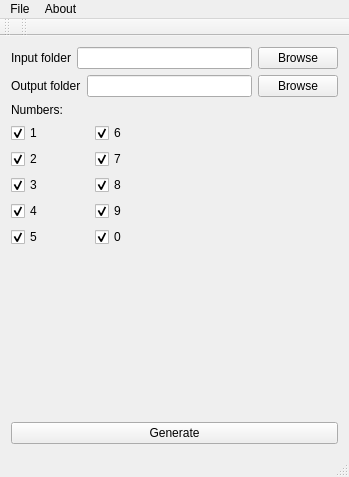
The window that src/main/mainwindow.ui (axsapronov/QCSMnist) describes before a commit, drawn with Qt 5.
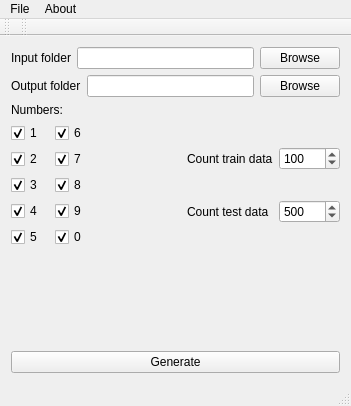
The same window after the commit.

Commit message: [GUI] update gui (add spin box for count test data and train data)

Diff of the .ui file:
```diff
--- a/src/main/mainwindow.ui
+++ b/src/main/mainwindow.ui
@@ -6,16 +6,16 @@
    <rect>
     <x>0</x>
     <y>0</y>
-    <width>349</width>
-    <height>477</height>
+    <width>351</width>
+    <height>406</height>
    </rect>
   </property>
   <property name="windowTitle">
    <string>MainWindow</string>
   </property>
   <widget class="QWidget" name="centralWidget">
-   <layout class="QGridLayout" name="gridLayout_2">
-    <item row="0" column="0" colspan="2">
+   <layout class="QGridLayout" name="gridLayout_3">
+    <item row="0" column="0" colspan="3">
      <layout class="QHBoxLayout" name="horizontalLayout">
       <item>
        <widget class="QLabel" name="label">
@@ -36,7 +36,7 @@
       </item>
      </layout>
     </item>
-    <item row="1" column="0" colspan="2">
+    <item row="1" column="0" colspan="3">
      <layout class="QHBoxLayout" name="horizontalLayout_2">
       <item>
        <widget class="QLabel" name="label_2">
@@ -168,6 +168,44 @@
       </item>
      </layout>
     </item>
+    <item row="3" column="2">
+     <layout class="QGridLayout" name="gridLayout_2">
+      <item row="0" column="0">
+       <widget class="QLabel" name="label_4">
+        <property name="text">
+         <string>Count train data</string>
+        </property>
+       </widget>
+      </item>
+      <item row="0" column="1">
+       <widget class="QSpinBox" name="spinBTrainData">
+        <property name="maximum">
+         <number>10000</number>
+        </property>
+        <property name="value">
+         <number>100</number>
+        </property>
+       </widget>
+      </item>
+      <item row="1" column="0">
+       <widget class="QLabel" name="label_5">
+        <property name="text">
+         <string>Count test data</string>
+        </property>
+       </widget>
+      </item>
+      <item row="1" column="1">
+       <widget class="QSpinBox" name="spinBTestData">
+        <property name="maximum">
+         <number>60000</number>
+        </property>
+        <property name="value">
+         <number>500</number>
+        </property>
+       </widget>
+      </item>
+     </layout>
+    </item>
     <item row="4" column="1">
      <spacer name="verticalSpacer">
       <property name="orientation">
@@ -181,7 +219,7 @@
       </property>
      </spacer>
     </item>
-    <item row="5" column="0" colspan="2">
+    <item row="5" column="0" colspan="3">
      <widget class="QPushButton" name="pBGenerate">
       <property name="text">
        <string>Generate</string>
@@ -195,7 +233,7 @@
     <rect>
      <x>0</x>
      <y>0</y>
-     <width>349</width>
+     <width>351</width>
      <height>22</height>
     </rect>
    </property>
```
The commit also changes 3 other files.
